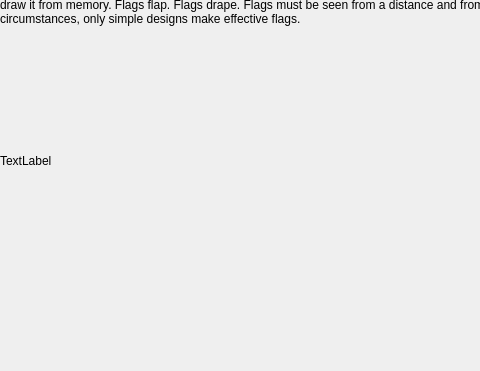
Before: the Qt Designer form keepsimplelesson.ui in zxjorge/EDApp, drawn with Qt 5; both pictures show x 0 to 480 and y 98 to 469 of the 771 by 469 pixel window.
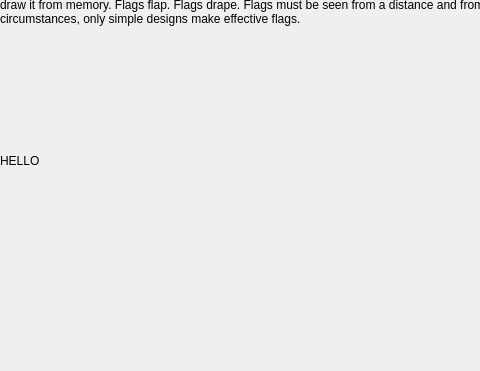
After: the same form once the commit is applied.

Commit message: Adding box2d to basicquiz.cpp. Wrong flags go off the screen

```diff
--- a/keepsimplelesson.ui
+++ b/keepsimplelesson.ui
@@ -73,7 +73,7 @@
      <item>
       <widget class="QLabel" name="label_2">
        <property name="text">
-        <string>TextLabel</string>
+        <string>HELLO</string>
        </property>
       </widget>
      </item>
```
The commit also changes 4 other files.
